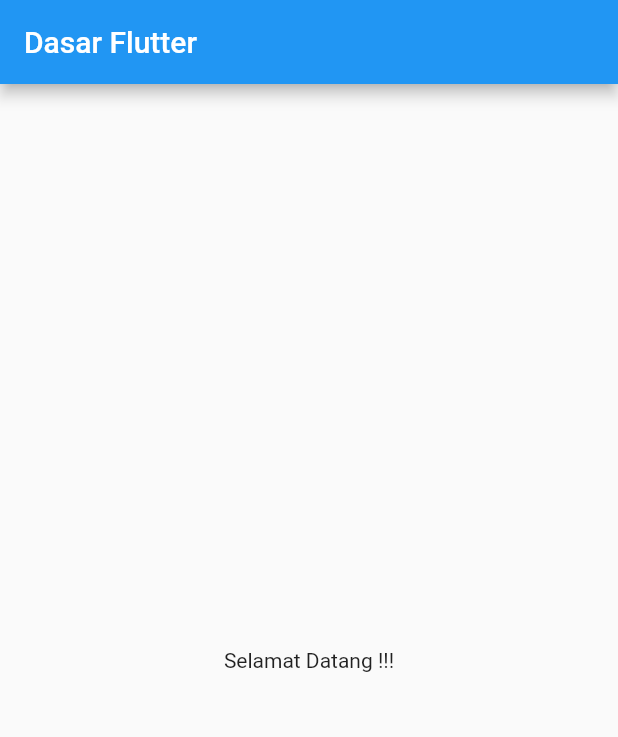
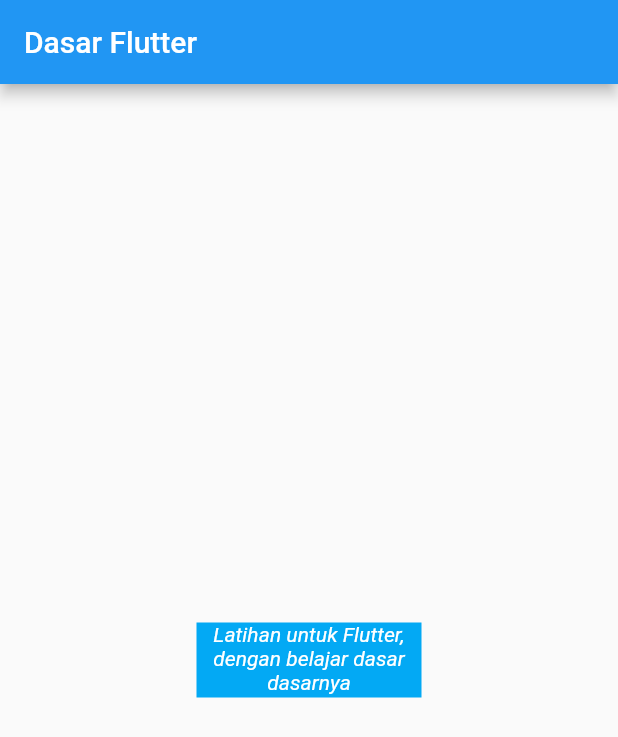
Before and after one commit to ryn-crypto/Flutter_dasar, a Flutter app: the screen it shows after launch, on a phone screen of 412 x 824 dp. Shown: the top 737 px of the screen. Run offline on Flutter 3.47's test engine with Material 2 defaults, Android fonts, the phone set to English and light mode, and no system bars.

Commit message:
Text Widget

```diff
--- a/lib/main.dart
+++ b/lib/main.dart
@@ -9,10 +9,19 @@
   @override
   Widget build(BuildContext context) {
     return MaterialApp(
-      home: Scaffold(
-        appBar: AppBar(title: Text("Dasar Flutter")),
-        body: Center(child: Text('Selamat Datang !!!')),
-      ),
-    );
+        home: Scaffold(
+      appBar: AppBar(title: Text("Dasar Flutter")),
+      body: Center(
+          child: Container(
+              color: Colors.lightBlue,
+              width: 150,
+              height: 50,
+              child: Text(
+                'Latihan untuk Flutter, dengan belajar dasar dasarnya',
+                textAlign: TextAlign.center,
+                style:
+                    TextStyle(color: Colors.white, fontStyle: FontStyle.italic),
+              )))
+    ));
   }
 }
```
